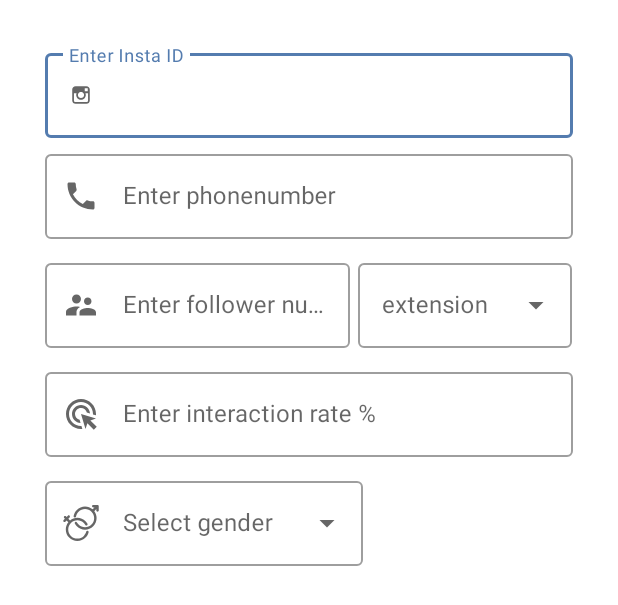
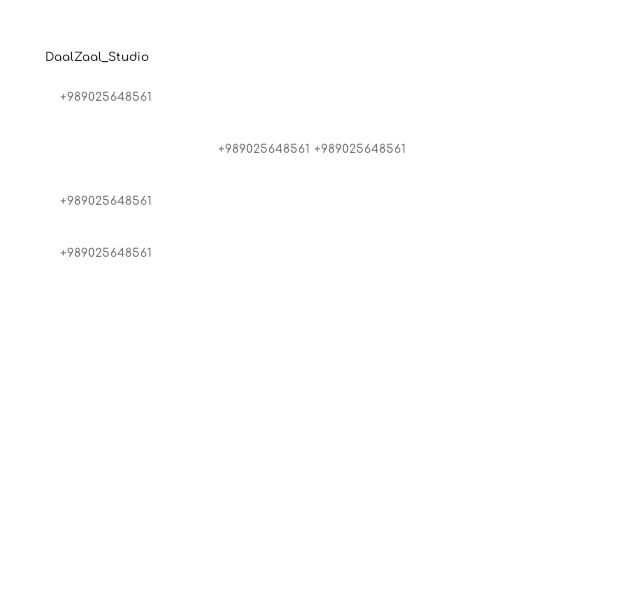
Before and after one commit to MahdiKaseAtashin/Shot_and_Shot, an Android app: the layout content_details.xml on its own in the app's theme, with its tools: preview values and no code run, on a phone screen of 412 x 824 dp. Shown: the top 605 px of the screen. Run offline under Robolectric (Android 15) with nearby library versions, the phone set to English and light mode, and no system bars; Roboto replaces fonts that are not available here.

Commit message:
change detail activity ui

```diff
--- a/app/src/main/res/layout/activity_details.xml
+++ b/app/src/main/res/layout/activity_details.xml
@@ -77,7 +77,7 @@
             app:srcCompat="@drawable/ic_insert_photo" />
 
         <include
-            layout="@layout/content_add"
+            layout="@layout/content_details"
             bind:user="@{user}"
             bind:viewModel="@{viewModel}" />
 
--- a/app/src/main/res/layout/content_details.xml
+++ b/app/src/main/res/layout/content_details.xml
@@ -25,25 +25,17 @@
                 android:layout_marginTop="20dp"
                 android:orientation="horizontal">
 
-                <com.google.android.material.textfield.TextInputLayout
+                <TextView
                     style="@style/Widget.MaterialComponents.TextInputLayout.OutlinedBox"
                     android:layout_width="match_parent"
                     android:layout_height="wrap_content"
                     android:layout_marginHorizontal="20dp"
-                    app:startIconDrawable="@drawable/ic_instagram_circle">
+                    android:fontFamily="@font/comfortaa_bold"
+                    android:textSize="@dimen/dimen_16"
+                    tools:text="DaalZaal_Studio"
+                    android:text="@{user.instaId}"
+                    app:startIconDrawable="@drawable/ic_instagram_circle"/>
 
-                    <com.google.android.material.textfield.TextInputEditText
-                        android:id="@+id/edt_insta_id"
-                        android:layout_width="match_parent"
-                        android:layout_height="match_parent"
-                        android:afterTextChanged="@{(editable) -> viewModel.setUserId(editable)}"
-                        android:digits="ABCDEFGHIJKLMNOPQRSTUVWXYZabcdefghijklmnopqrstuvwxyz1234567890_."
-                        android:hint="@string/name"
-                        android:inputType="textFilter"
-                        android:maxLines="1"
-                        android:text="@{user.instaId}" />
-
-                </com.google.android.material.textfield.TextInputLayout>
             </LinearLayout>
             <LinearLayout
                 android:layout_width="match_parent"
@@ -51,24 +43,16 @@
                 android:layout_marginBottom="5dp"
                 android:orientation="horizontal">
 
-                <com.google.android.material.textfield.TextInputLayout
-                    style="@style/Widget.MaterialComponents.TextInputLayout.OutlinedBox"
+                <TextView
                     android:layout_width="match_parent"
                     android:layout_height="wrap_content"
-                    android:layout_marginHorizontal="20dp"
-                    app:startIconDrawable="@drawable/ic_phone">
-
-                    <com.google.android.material.textfield.TextInputEditText
-                        android:id="@+id/edt_phone"
-                        android:layout_width="match_parent"
-                        android:layout_height="match_parent"
-                        android:afterTextChanged="@{(editable) -> viewModel.setPhone(editable)}"
-                        android:hint="@string/enter_phonenumber"
-                        android:inputType="phone"
-                        android:maxLines="1"
-                        android:text="@{user.phone}" />
-
-                </com.google.android.material.textfield.TextInputLayout>
+                    android:layout_marginHorizontal="30dp"
+                    android:layout_marginVertical="@dimen/dimen_20"
+                    android:fontFamily="@font/comfortaa_bold"
+                    android:textSize="@dimen/dimen_16"
+                    tools:text="+989025648561"
+                    android:text="@{user.phone}"
+                    app:startIconDrawable="@drawable/ic_instagram_circle"/>
             </LinearLayout>
 
 
@@ -76,111 +60,72 @@
                 android:layout_width="match_parent"
                 android:layout_height="wrap_content"
                 android:layout_marginBottom="5dp"
-                android:layout_marginTop="5dp"
                 android:orientation="horizontal">
 
-                <com.google.android.material.textfield.TextInputLayout
-                    style="@style/Widget.MaterialComponents.TextInputLayout.OutlinedBox"
+                <TextView
+                    android:gravity="end"
+                    android:layout_weight="1"
                     android:layout_width="0dp"
                     android:layout_height="wrap_content"
-                    android:layout_marginEnd="5dp"
-                    android:layout_marginStart="20dp"
+                    android:layout_marginStart="30dp"
+                    android:layout_marginVertical="@dimen/dimen_20"
+                    android:fontFamily="@font/comfortaa_bold"
+                    android:textSize="@dimen/dimen_16"
+                    tools:text="+989025648561"
+                    android:text="@{Long.toString(user.followerNum)}"
+                    />
+
+                <TextView
+                    android:paddingStart="3dp"
+                    android:paddingEnd="3dp"
                     android:layout_weight="1"
-                    app:startIconDrawable="@drawable/ic_follower_account_24">
-
-                    <com.google.android.material.textfield.TextInputEditText
-                        android:id="@+id/edt_follower_number_add"
-                        android:layout_width="match_parent"
-                        android:layout_height="match_parent"
-                        android:afterTextChanged="@{(editable) -> viewModel.setFollowerNumber(editable)}"
-                        android:hint="@string/follower_num"
-                        android:inputType="number"
-                        android:selectAllOnFocus="true"
-                        android:maxLength="11"
-                        android:maxLines="1"
-                        android:text="@{Long.toString(user.followerNum)}" />
-
-                </com.google.android.material.textfield.TextInputLayout>
-
-                <com.google.android.material.textfield.TextInputLayout
-                    android:id="@+id/follower_number_extension_add_field"
-                    style="@style/Widget.MaterialComponents.TextInputLayout.OutlinedBox.ExposedDropdownMenu"
                     android:layout_width="0dp"
                     android:layout_height="wrap_content"
-                    android:layout_marginEnd="20dp"
-                    android:layout_weight="0.7">
+                    android:layout_marginEnd="30dp"
+                    android:layout_marginVertical="@dimen/dimen_20"
+                    android:fontFamily="@font/comfortaa_bold"
+                    android:textSize="@dimen/dimen_16"
+                    tools:text="+989025648561"
+                    android:text="@{user.followerEx}"
+                    />
 
-                    <androidx.appcompat.widget.AppCompatAutoCompleteTextView
-                        android:id="@+id/follower_number_extension_add"
-                        android:layout_width="match_parent"
-                        android:layout_height="match_parent"
-                        android:afterTextChanged="@{(editable) -> viewModel.setFollowerEx(editable)}"
-                        android:clickable="false"
-                        android:cursorVisible="false"
-                        android:focusable="false"
-                        android:focusableInTouchMode="false"
-                        android:hint="@string/extension" />
+            </LinearLayout>
 
-                </com.google.android.material.textfield.TextInputLayout>
+
+            <LinearLayout
+                android:layout_width="match_parent"
+                android:layout_height="wrap_content"
+                android:layout_marginBottom="5dp"
+                android:orientation="horizontal">
+
+                <TextView
+                    android:layout_width="match_parent"
+                    android:layout_height="wrap_content"
+                    android:layout_marginHorizontal="30dp"
+                    android:layout_marginVertical="@dimen/dimen_20"
+                    android:fontFamily="@font/comfortaa_bold"
+                    android:textSize="@dimen/dimen_16"
+                    tools:text="+989025648561"
+                    android:text="@{Integer.toString(user.interaction)}" />
+
             </LinearLayout>
 
             <LinearLayout
                 android:layout_width="match_parent"
                 android:layout_height="wrap_content"
                 android:layout_marginBottom="5dp"
-                android:layout_marginTop="5dp"
                 android:orientation="horizontal">
 
-                <com.google.android.material.textfield.TextInputLayout
-                    style="@style/Widget.MaterialComponents.TextInputLayout.OutlinedBox"
+                <TextView
                     android:layout_width="match_parent"
                     android:layout_height="wrap_content"
-                    android:layout_marginHorizontal="20dp"
-                    app:startIconDrawable="@drawable/ic_interaction_24">
+                    android:layout_marginHorizontal="30dp"
+                    android:layout_marginVertical="@dimen/dimen_20"
+                    android:fontFamily="@font/comfortaa_bold"
+                    android:textSize="@dimen/dimen_16"
+                    tools:text="+989025648561"
+                    android:text="@{user.gender}" />
 
-                    <com.google.android.material.textfield.TextInputEditText
-                        android:id="@+id/edt_interaction_rate"
-                        android:layout_width="match_parent"
-                        android:layout_height="match_parent"
-                        android:afterTextChanged="@{(editable) -> viewModel.setInteraction(editable)}"
-                        android:hint="@string/enter_interaction_rate"
-                        android:inputType="number"
-                        android:selectAllOnFocus="true"
-                        android:maxLength="2"
-                        android:maxLines="1"
-                        android:text="@{Integer.toString(user.interaction)}" />
-
-                </com.google.android.material.textfield.TextInputLayout>
-            </LinearLayout>
-
-            <LinearLayout
-                android:layout_width="match_parent"
-                android:layout_height="wrap_content"
-                android:layout_marginBottom="5dp"
-                android:layout_marginTop="5dp"
-                android:orientation="horizontal">
-
-                <com.google.android.material.textfield.TextInputLayout
-                    android:id="@+id/dd_gender_add_field"
-                    style="@style/Widget.MaterialComponents.TextInputLayout.OutlinedBox.ExposedDropdownMenu"
-                    android:layout_width="match_parent"
-                    android:layout_height="wrap_content"
-                    android:layout_marginEnd="160dp"
-                    android:layout_marginStart="20dp"
-                    android:hint="@string/select_gender"
-                    app:startIconDrawable="@drawable/ic_gender_24">
-
-                    <androidx.appcompat.widget.AppCompatAutoCompleteTextView
-                        android:id="@+id/dd_gender_add"
-                        android:layout_width="match_parent"
-                        android:layout_height="wrap_content"
-                        android:afterTextChanged="@{(editable) -> viewModel.setGender(editable)}"
-                        android:clickable="false"
-                        android:cursorVisible="false"
-                        android:focusable="false"
-                        android:focusableInTouchMode="false" />
-
-                </com.google.android.material.textfield.TextInputLayout>
             </LinearLayout>
 
         </LinearLayout>
```
